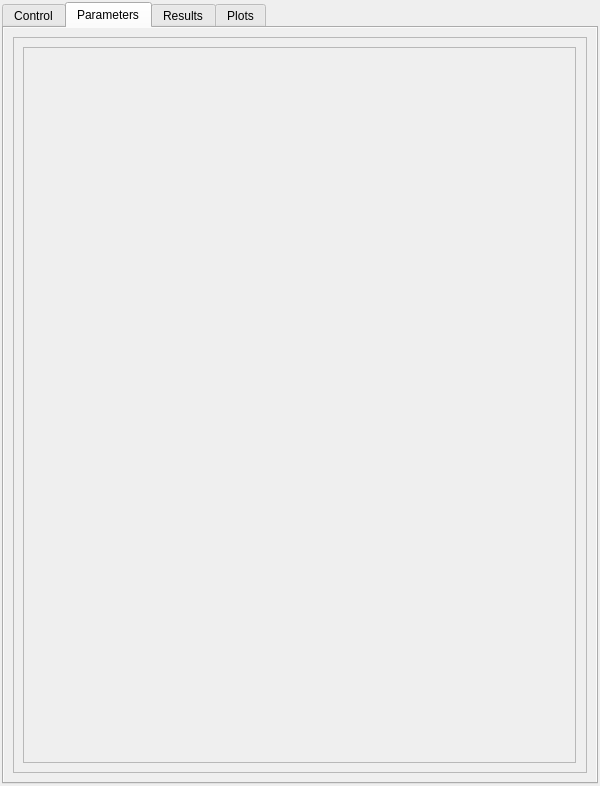
This is designer/shared/advancedposition.ui in DTOcean/dtocean-app as Qt 5 draws it before an edit. The edited form follows.
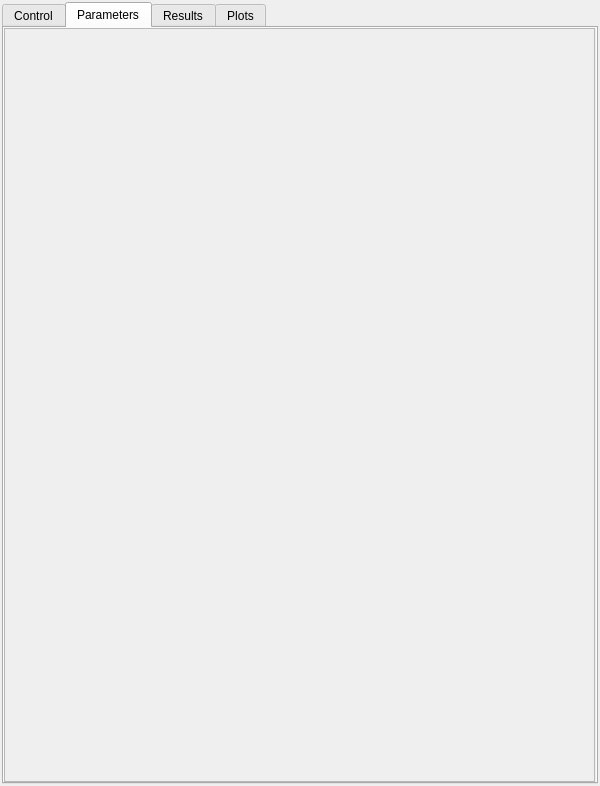
This is the edited form. The open tabs and pages were chosen to show the change.

Commit message: Implement initialisation of the parameters widget

Diff of the .ui file:
```diff
--- a/designer/shared/advancedposition.ui
+++ b/designer/shared/advancedposition.ui
@@ -450,8 +450,17 @@
        <string>Parameters</string>
       </attribute>
       <layout class="QVBoxLayout" name="verticalLayout_29">
+       <property name="margin">
+        <number>0</number>
+       </property>
        <item>
         <widget class="QScrollArea" name="scrollArea">
+         <property name="frameShape">
+          <enum>QFrame::NoFrame</enum>
+         </property>
+         <property name="horizontalScrollBarPolicy">
+          <enum>Qt::ScrollBarAlwaysOff</enum>
+         </property>
          <property name="widgetResizable">
           <bool>true</bool>
          </property>
@@ -460,11 +469,14 @@
            <rect>
             <x>0</x>
             <y>0</y>
-            <width>570</width>
-            <height>736</height>
+            <width>590</width>
+            <height>756</height>
            </rect>
           </property>
           <layout class="QHBoxLayout" name="horizontalLayout_31" stretch="1,0">
+           <property name="margin">
+            <number>0</number>
+           </property>
            <item>
             <widget class="QFrame" name="paramsFrame">
              <property name="minimumSize">
```
Left out of the diff: 1 changed line with no effect on the pictures. The commit also changes 1 other file.
